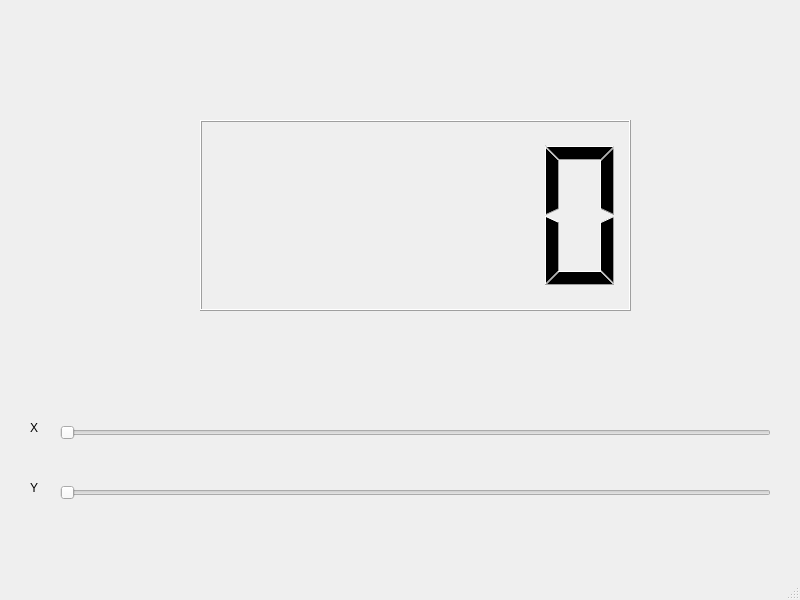
alice3e/alicee_qt, file mainwindow.ui: the form before one commit.
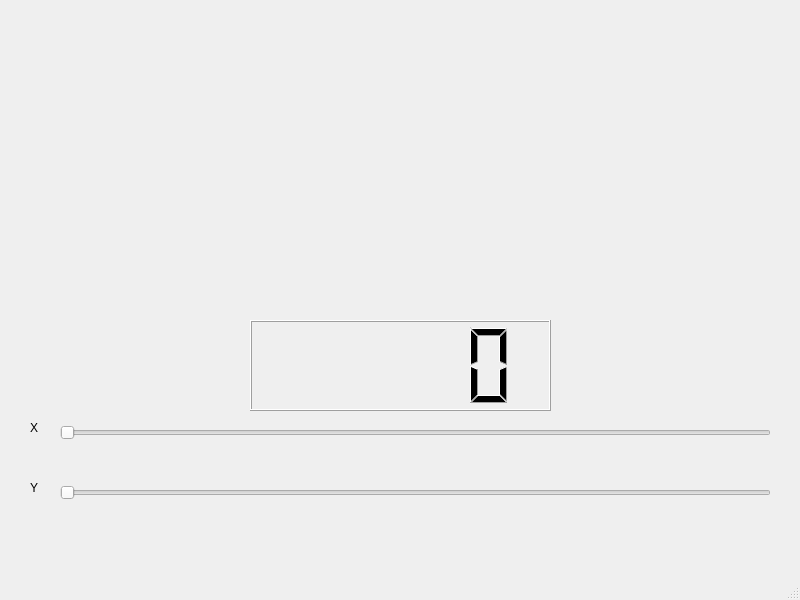
The form after the commit.

Patch:
```diff
--- a/mainwindow.ui
+++ b/mainwindow.ui
@@ -49,10 +49,10 @@
    <widget class="QLCDNumber" name="lcdNumber">
     <property name="geometry">
      <rect>
-      <x>200</x>
-      <y>120</y>
-      <width>431</width>
-      <height>191</height>
+      <x>250</x>
+      <y>320</y>
+      <width>301</width>
+      <height>91</height>
      </rect>
     </property>
    </widget>
```
